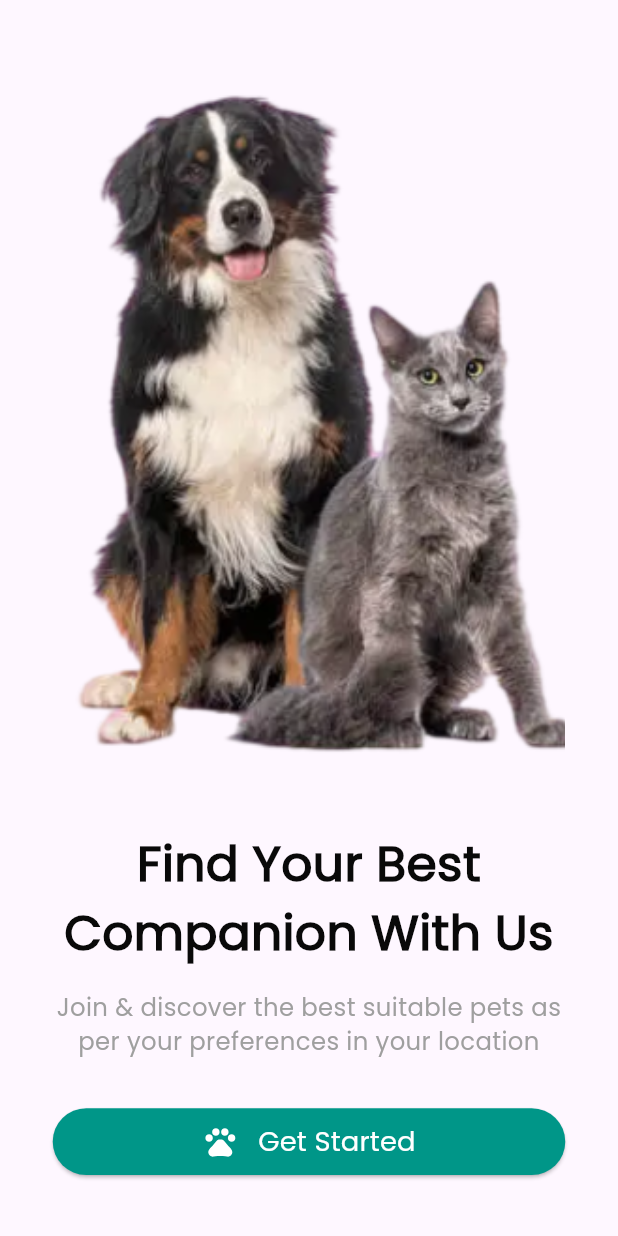
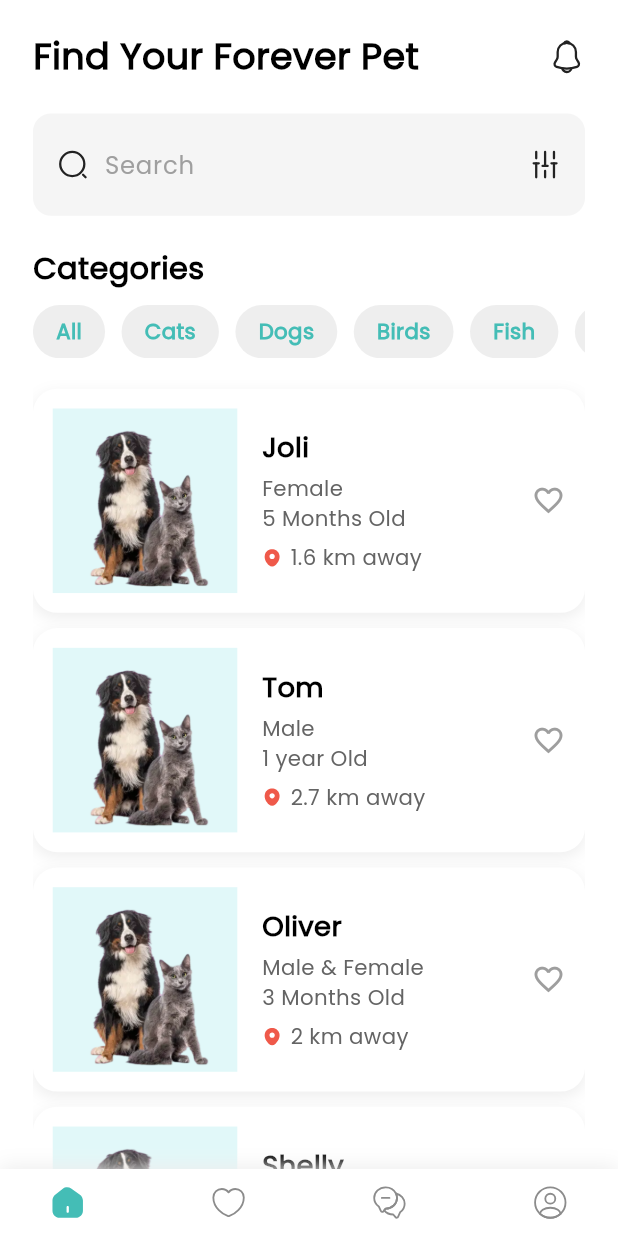
Before and after one commit to IslamAboElqasem/mentorship_week4, a Flutter app: the screen it shows after launch, after a tap on "Get Started", on a phone screen of 412 x 824 dp. Run offline on Flutter 3.47's test engine with Material 3 defaults, Android fonts, the phone set to English and light mode, and no system bars; our stand-ins replace flutter_screenutil, flutter_svg.

Commit message:
Add Home screen and related components; include heart SVG icon, update routing, and add dependencies

```diff
--- a/petfinder_app/lib/Core/constants/svgs.dart
+++ b/petfinder_app/lib/Core/constants/svgs.dart
@@ -6,6 +6,7 @@ class Svgs {
   static const String messagesIcon = 'assets/svgs/messages.svg';
   static const String notificationIcon = 'assets/svgs/notification.svg';
   static const String profileIcon = 'assets/svgs/profile-circle.svg';
-  static const String searchIcon = 'assets/svgs/back-arrow.svg';
+  static const String searchIcon = 'assets/svgs/search-normal.svg';
   static const String filterIcon = 'assets/svgs/setting-5.svg';
+  static const String heartIcon = 'assets/svgs/heart.svg';
 }
--- a/petfinder_app/lib/Core/routing/app_router.dart
+++ b/petfinder_app/lib/Core/routing/app_router.dart
@@ -1,5 +1,6 @@
 import 'package:flutter/material.dart';
 import 'package:petfinder_app/Core/routing/routes.dart';
+import 'package:petfinder_app/Features/Home/presentation/home_screen.dart';
 import 'package:petfinder_app/Features/Splash/presentation/splash_screen.dart';
 import 'package:petfinder_app/Features/onboarding/presentation/onboarding_screen.dart';
 
@@ -12,6 +13,8 @@ class AppRouter {
         return MaterialPageRoute(builder: (_) => const SplashScreen());
       case Routes.onboardingScreen:
         return MaterialPageRoute(builder: (_) => const OnboardingScreen());
+      case Routes.homeScreen:
+        return MaterialPageRoute(builder: (_) => const HomeScreen());
       default:
         return null;
     }
--- /dev/null
+++ b/petfinder_app/lib/Features/Home/presentation/home_screen.dart
@@ -0,0 +1,126 @@
+import 'package:flutter/material.dart';
+import 'package:flutter_screenutil/flutter_screenutil.dart';
+import 'package:flutter_svg/flutter_svg.dart';
+import 'package:petfinder_app/Core/constants/app_images.dart';
+import 'package:petfinder_app/Core/constants/svgs.dart';
+import 'package:petfinder_app/Core/theme/styles.dart';
+import 'package:petfinder_app/Features/Home/presentation/widgets/bottom_navigation_bar.dart';
+import 'package:petfinder_app/Features/Home/presentation/widgets/categories_bar.dart';
+import 'package:petfinder_app/Features/Home/presentation/widgets/pet_card.dart';
+
+SizedBox verticalSpace(double height) => SizedBox(height: height.h);
+SizedBox horizontalSpace(double width) => SizedBox(width: width.w);
+
+class HomeScreen extends StatelessWidget {
+  const HomeScreen({super.key});
+
+  @override
+  Widget build(BuildContext context) {
+    return Scaffold(
+      backgroundColor: Colors.white,
+      bottomNavigationBar: const CustomBottomNavigationBar(),
+      body: SafeArea(
+        child: Padding(
+          padding: EdgeInsets.symmetric(horizontal: 20.w),
+          child: SingleChildScrollView(
+            child: Column(
+              crossAxisAlignment: CrossAxisAlignment.start,
+              children: [
+                verticalSpace(20),
+                // Header Row
+                Row(
+                  mainAxisAlignment: MainAxisAlignment.spaceBetween,
+                  children: [
+                    Text('Find Your Forever Pet',
+                        style: AppTextStyles.font24Black700),
+                    SvgPicture.asset(
+                      Svgs.notificationIcon,
+                      height: 24.h,
+                    ),
+                  ],
+                ),
+                verticalSpace(20),
+
+                // Search Bar
+                Container(
+                  padding:
+                      EdgeInsets.symmetric(horizontal: 15.w, vertical: 10.h),
+                  decoration: BoxDecoration(
+                    color: Colors.grey.shade100,
+                    borderRadius: BorderRadius.circular(12.r),
+                  ),
+                  child: Row(
+                    children: [
+                      SvgPicture.asset(
+                        Svgs.searchIcon,
+                        height: 20.h,
+                      ),
+                      horizontalSpace(10),
+                      Expanded(
+                        child: TextField(
+                          decoration: InputDecoration(
+                            border: InputBorder.none,
+                            hintText: 'Search',
+                            hintStyle: AppTextStyles.font16Description400,
+                          ),
+                        ),
+                      ),
+                      SvgPicture.asset(
+                        Svgs.filterIcon,
+                        height: 20.h,
+                      ),
+                    ],
+                  ),
+                ),
+                verticalSpace(20),
+
+                // Categories
+                Text(
+                  'Categories',
+                  style: AppTextStyles.font20Black700,
+                ),
+                verticalSpace(10),
+                const CategoriesBar(),
+                verticalSpace(20),
+
+                // Pets List
+                PetCard(
+                  image: AppImages.onboardingImage,
+                  name: 'Joli',
+                  gender: 'Female',
+                  age: '5 Months Old',
+                  distance: '1.6 km away',
+                ),
+                verticalSpace(10),
+                PetCard(
+                  image: AppImages.onboardingImage,
+                  name: 'Tom',
+                  gender: 'Male',
+                  age: '1 year Old',
+                  distance: '2.7 km away',
+                ),
+                verticalSpace(10),
+                PetCard(
+                  image: AppImages.onboardingImage,
+                  name: 'Oliver',
+                  gender: 'Male & Female',
+                  age: '3 Months Old',
+                  distance: '2 km away',
+                ),
+                verticalSpace(10),
+                PetCard(
+                  image: AppImages.onboardingImage,
+                  name: 'Shelly',
+                  gender: 'Female',
+                  age: '1.5 year Old',
+                  distance: '3 km away',
+                ),
+                verticalSpace(20),
+              ],
+            ),
+          ),
+        ),
+      ),
+    );
+  }
+}
--- /dev/null
+++ b/petfinder_app/lib/Features/Home/presentation/widgets/bottom_navigation_bar.dart
@@ -0,0 +1,36 @@
+import 'package:flutter/material.dart';
+import 'package:flutter_screenutil/flutter_screenutil.dart';
+import 'package:flutter_svg/svg.dart';
+import 'package:petfinder_app/Core/constants/svgs.dart';
+
+class CustomBottomNavigationBar extends StatelessWidget {
+  const CustomBottomNavigationBar({
+    super.key,
+  });
+
+  @override
+  Widget build(BuildContext context) {
+    return Container(
+      padding: EdgeInsets.symmetric(horizontal: 30.w, vertical: 10.h),
+      decoration: BoxDecoration(
+        color: Colors.white,
+        boxShadow: [
+          BoxShadow(
+            color: Colors.grey.shade200,
+            blurRadius: 10,
+            offset: const Offset(0, -2),
+          ),
+        ],
+      ),
+      child: Row(
+        mainAxisAlignment: MainAxisAlignment.spaceBetween,
+        children: [
+          SvgPicture.asset(Svgs.homeIcon, height: 24.h),
+          SvgPicture.asset(Svgs.heartIcon, height: 24.h),
+          SvgPicture.asset(Svgs.messagesIcon, height: 24.h),
+          SvgPicture.asset(Svgs.profileIcon, height: 24.h),
+        ],
+      ),
+    );
+  }
+}
--- /dev/null
+++ b/petfinder_app/lib/Features/Home/presentation/widgets/categories_bar.dart
@@ -0,0 +1,27 @@
+import 'package:flutter/material.dart';
+import 'package:flutter_screenutil/flutter_screenutil.dart';
+import 'package:petfinder_app/Features/Home/presentation/widgets/category_chip.dart';
+
+class CategoriesBar extends StatelessWidget {
+  const CategoriesBar({
+    super.key,
+  });
+
+  @override
+  Widget build(BuildContext context) {
+    return SizedBox(
+      height: 35.h,
+      child: ListView(
+        scrollDirection: Axis.horizontal,
+        children: const [
+          CategoryChip(title: 'All', isSelected: true),
+          CategoryChip(title: 'Cats'),
+          CategoryChip(title: 'Dogs'),
+          CategoryChip(title: 'Birds'),
+          CategoryChip(title: 'Fish'),
+          CategoryChip(title: 'Reptiles'),
+        ],
+      ),
+    );
+  }
+}
--- /dev/null
+++ b/petfinder_app/lib/Features/Home/presentation/widgets/category_chip.dart
@@ -0,0 +1,25 @@
+import 'package:flutter/material.dart';
+import 'package:flutter_screenutil/flutter_screenutil.dart';
+import 'package:petfinder_app/Core/theme/styles.dart';
+
+class CategoryChip extends StatelessWidget {
+  final String title;
+  final bool isSelected;
+
+  const CategoryChip({super.key, required this.title, this.isSelected = false});
+
+  @override
+  Widget build(BuildContext context) {
+    return Container(
+      margin: EdgeInsets.only(right: 10.w),
+      padding: EdgeInsets.symmetric(horizontal: 14.w, vertical: 6.h),
+      decoration: BoxDecoration(
+        color: Colors.grey.shade200,
+        borderRadius: BorderRadius.circular(20.r),
+      ),
+      child: Center(
+        child: Text(title, style: AppTextStyles.font14TealLight600),
+      ),
+    );
+  }
+}
--- /dev/null
+++ b/petfinder_app/lib/Features/Home/presentation/widgets/pet_card.dart
@@ -0,0 +1,90 @@
+import 'package:flutter/material.dart';
+import 'package:flutter_screenutil/flutter_screenutil.dart';
+import 'package:flutter_svg/flutter_svg.dart';
+import 'package:petfinder_app/Core/constants/svgs.dart';
+import 'package:petfinder_app/Core/helper/spacing.dart';
+import 'package:petfinder_app/Core/theme/styles.dart';
+
+class PetCard extends StatelessWidget {
+  final String image;
+  final String name;
+  final String gender;
+  final String age;
+  final String distance;
+
+  const PetCard({
+    super.key,
+    required this.image,
+    required this.name,
+    required this.gender,
+    required this.age,
+    required this.distance,
+  });
+
+  @override
+  Widget build(BuildContext context) {
+    return Container(
+      padding: EdgeInsets.all(12.w),
+      decoration: BoxDecoration(
+        color: Colors.white,
+        borderRadius: BorderRadius.circular(16.r),
+        boxShadow: [
+          BoxShadow(
+            color: Colors.grey.shade200,
+            blurRadius: 8,
+            offset: const Offset(0, 3),
+          ),
+        ],
+      ),
+      child: Row(
+        children: [
+          Container(
+            color: const Color(0xffE1F8F9),
+            child: ClipRRect(
+              borderRadius: BorderRadius.circular(12.r),
+              child: Image.asset(
+                image,
+                width: 112.w,
+                height: 112.w,
+                fit: BoxFit.cover,
+              ),
+            ),
+          ),
+          horizontalSpace(15),
+          Expanded(
+            child: Column(
+              crossAxisAlignment: CrossAxisAlignment.start,
+              children: [
+                Text(name, style: AppTextStyles.font18Black700),
+                verticalSpace(4),
+                Text(
+                  '$gender\n$age',
+                  style: AppTextStyles.font14Subtitle400,
+                ),
+                verticalSpace(6),
+                Row(
+                  children: [
+                    SvgPicture.asset(
+                      Svgs.locationIcon,
+                      height: 14.h,
+                    ),
+                    horizontalSpace(5),
+                    Text(
+                      distance,
+                      style: AppTextStyles.font14Subtitle400,
+                    ),
+                  ],
+                ),
+              ],
+            ),
+          ),
+          Icon(
+            Icons.favorite_border,
+            color: Colors.grey.shade500,
+            size: 22.sp,
+          ),
+        ],
+      ),
+    );
+  }
+}
--- a/petfinder_app/pubspec.yaml
+++ b/petfinder_app/pubspec.yaml
@@ -15,6 +15,10 @@ dependencies:
   cupertino_icons: ^1.0.8
   flutter_screenutil: ^5.9.3
   flutter_svg: ^2.1.0
+  flutter_bloc: ^9.1.1
+  dio: ^5.9.0
+  get_it: ^8.2.0
+  cached_network_image: ^3.4.1
 
 dev_dependencies:
   flutter_test:
```
Also changed, not shown: petfinder_app/assets/svgs/heart.svg (added), petfinder_app/lib/Features/Home/data/model/cat_model.dart (added), petfinder_app/pubspec.lock, 1 other file.
